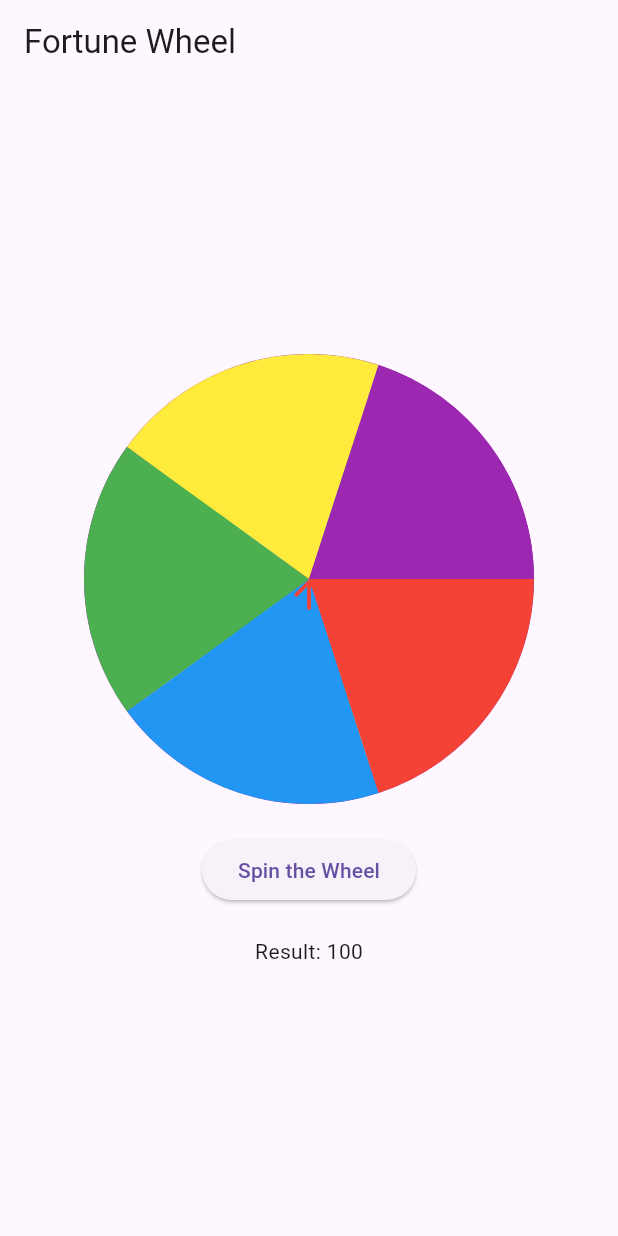
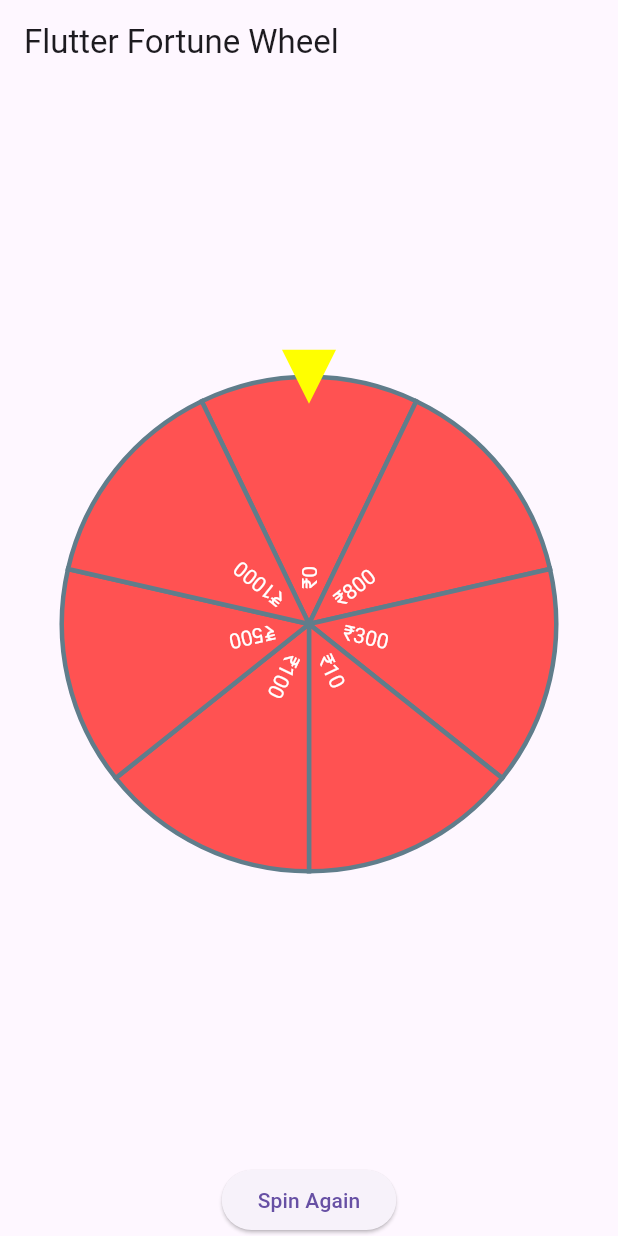
Before and after one commit to Baisalya/spinnerapp, a Flutter app: the screen it shows after launch, on a phone screen of 412 x 824 dp. Run offline on Flutter 3.47's test engine with Material 3 defaults, Android fonts, the phone set to English and light mode, and no system bars; drawn by our look-alikes of flutter_fortune_wheel.

Commit message:
package added

```diff
--- a/lib/main.dart
+++ b/lib/main.dart
@@ -1,189 +1,147 @@
 import 'dart:async';
-import 'dart:math';
 import 'package:flutter/material.dart';
+import 'package:flutter_fortune_wheel/flutter_fortune_wheel.dart';
 
 void main() {
-  runApp(MyApp());
+  runApp(ExampleApp());
 }
 
-class MyApp extends StatelessWidget {
+class ExampleApp extends StatelessWidget {
   @override
   Widget build(BuildContext context) {
     return MaterialApp(
-      home: Scaffold(
-        appBar: AppBar(
-          title: Text('Fortune Wheel'),
-        ),
-        body: Center(
-          child: FortuneWheel(),
-        ),
-      ),
+      title: 'Fortune Wheel Example',
+      home: ExamplePage(),
     );
   }
 }
 
-class FortuneWheel extends StatefulWidget {
+class ExamplePage extends StatefulWidget {
   @override
-  _FortuneWheelState createState() => _FortuneWheelState();
+  _ExamplePageState createState() => _ExamplePageState();
 }
 
-class _FortuneWheelState extends State<FortuneWheel> with SingleTickerProviderStateMixin {
-  late AnimationController _controller;
-  final List<int> values = [100, 200, 300, 55, 500];
-  double angle = 0.0;
-  bool isSpinning = false;
+class _ExamplePageState extends State<ExamplePage> {
+  StreamController<int> selected = StreamController<int>();
+  List<String> items = [
+    '₹0',
+    '₹800',
+    '₹300',
+    '₹10',
+    '₹100',
+    '₹500',
+    '₹1000',
+  ];
+  int selectedIndex = 0;
+  bool spinning = false;
+  int totalReward = 0;
 
   @override
   void initState() {
     super.initState();
-    _controller = AnimationController(
-      vsync: this,
-      duration: Duration(seconds: 3),
+    // Spin the wheel automatically when the app is opened
+  }
+
+  @override
+  void dispose() {
+    selected.close();
+    super.dispose();
+  }
+
+  void spinWheel() {
+    if (!spinning) {
+      setState(() {
+        spinning = true;
+        selectedIndex = Fortune.randomInt(0, items.length);
+        selected.add(selectedIndex);
+      });
+
+      // Simulate spinning time
+      Future.delayed(Duration(seconds: 3), () {
+        setState(() {
+          spinning = false;
+          totalReward += int.parse(items[selectedIndex].substring(1)); // Update total reward
+        });
+        // Show the result after spinning stops
+        showResult();
+      });
+    }
+  }
+
+  void showResult() {
+    showDialog(
+      context: context,
+      builder: (BuildContext context) {
+        return AlertDialog(
+          title: Text('You Win!'),
+          content: Column(
+            crossAxisAlignment: CrossAxisAlignment.start,
+            mainAxisSize: MainAxisSize.min,
+            children: [
+              Text('Selected: ${items[selectedIndex]}'),
+              Text('Total Reward: ₹$totalReward'),
+            ],
+          ),
+          actions: [
+            ElevatedButton(
+              onPressed: () {
+                Navigator.of(context).pop();
+                spinWheel();
+              },
+              child: Text('Spin Again'),
+            ),
+          ],
+        );
+      },
     );
   }
 
   @override
   Widget build(BuildContext context) {
-    return Column(
-      mainAxisAlignment: MainAxisAlignment.center,
+    return Scaffold(
+      appBar: AppBar(
+        title: Text('Flutter Fortune Wheel'),
+      ),
+      body: Column(
         children: [
-        Stack(
-          alignment: Alignment.center,
-          children: [
-            Container(
-              width: 300,
-              height: 300,
-              decoration: BoxDecoration(
-                shape: BoxShape.circle,
-                gradient: RadialGradient(
-                  colors: [
-                    Colors.red,
-                    Colors.blue,
-                    Colors.green,
-                    Colors.yellow,
-                    Colors.purple,
-                  ],
+          SizedBox(height: 16),
+          Expanded(
+            child: GestureDetector(
+              onTap: spinWheel,
+              child: FortuneWheel(
+                selected: selected.stream,
+                indicators: <FortuneIndicator>[
+                  FortuneIndicator(
+                    alignment: Alignment.topCenter,
+                    child: TriangleIndicator(
+                      color: Colors.yellowAccent,
                     ),
                   ),
-              child: AnimatedBuilder(
-                animation: _controller,
-                builder: (context, child) {
-                  return Transform.rotate(
-                    angle: angle,
-                    child: child,
-                  );
-                },
-                child: CustomPaint(
-                  painter: WheelPainter(values.length),
-                ),
-              ),
-            ),
-            Container(
-              margin: EdgeInsets.only(top: 20),
-              child: Icon(
-                Icons.arrow_upward,
-                size: 30,
-                color: Colors.red,
+                ],
+                items: [
+                  for (var it in items)
+                    FortuneItem(
+                      child: Text(it),
+                      style: FortuneItemStyle(
+                        color: Colors.redAccent,
+                        borderColor: Colors.blueGrey,
+                        borderWidth: 3,
                       ),
                     ),
                 ],
               ),
-        SizedBox(height: 20),
+            ),
+          ),
+          SizedBox(height: 16),
           ElevatedButton(
             onPressed: () {
-            if (!isSpinning) {
-              startSpinning();
-            }
+              spinWheel();
             },
-          child: Text('Spin the Wheel'),
+            child: Text('Spin Again'),
           ),
-        SizedBox(height: 20),
-        Text('Result: ${getResult()}'),
         ],
+      ),
     );
   }
 
-  void startSpinning() {
-    isSpinning = true;
-    _controller.forward(from: 0.0);
-    spinWheel();
-
-    // Spin for 3 seconds, then stop
-    Timer(Duration(seconds: 3), () {
-      stopSpinning();
-    });
 }
-
-  void stopSpinning() {
-    isSpinning = false;
-    setState(() {
-      angle = Random().nextDouble() * 2 * pi;
-    });
-  }
-
-  String getResult() {
-    int index = ((angle / (2 * pi)) * values.length).floor() % values.length;
-    return values[index].toString();
-  }
-
-  void spinWheel() {
-    setState(() {
-      angle += 0.1; // Adjust the speed of spinning
-    });
-
-    if (isSpinning) {
-      Future.delayed(Duration(milliseconds: 16), spinWheel);
-    }
-  }
-
-  @override
-  void dispose() {
-    _controller.dispose();
-    super.dispose();
-  }
-}
-
-class WheelPainter extends CustomPainter {
-  final int numOfSections;
-
-  WheelPainter(this.numOfSections);
-
-  @override
-  void paint(Canvas canvas, Size size) {
-    double sectionAngle = 2 * pi / numOfSections;
-    double startAngle = 0;
-
-    for (int i = 0; i < numOfSections; i++) {
-      Paint paint = Paint()
-        ..color = getColor(i)
-        ..style = PaintingStyle.fill;
-
-      canvas.drawArc(
-        Rect.fromCircle(center: Offset(size.width / 2, size.height / 2), radius: size.width / 2),
-        startAngle,
-        sectionAngle,
-        true,
-        paint,
-      );
-
-      startAngle += sectionAngle;
-    }
-  }
-
-  Color getColor(int index) {
-    List<Color> colors = [
-      Colors.red,
-      Colors.blue,
-      Colors.green,
-      Colors.yellow,
-      Colors.purple,
-    ];
-
-    return colors[index % colors.length];
-  }
-
-  @override
-  bool shouldRepaint(covariant CustomPainter oldDelegate) {
-    return false;
-  }
-}
--- a/pubspec.yaml
+++ b/pubspec.yaml
@@ -36,6 +36,7 @@ dependencies:
   # The following adds the Cupertino Icons font to your application.
   # Use with the CupertinoIcons class for iOS style icons.
   cupertino_icons: ^1.0.2
+  flutter_fortune_wheel:
 dev_dependencies:
   flutter_test:
     sdk: flutter
```
Also changed, not shown: pubspec.lock. Lines whose indentation alone changed are shown as unchanged.
